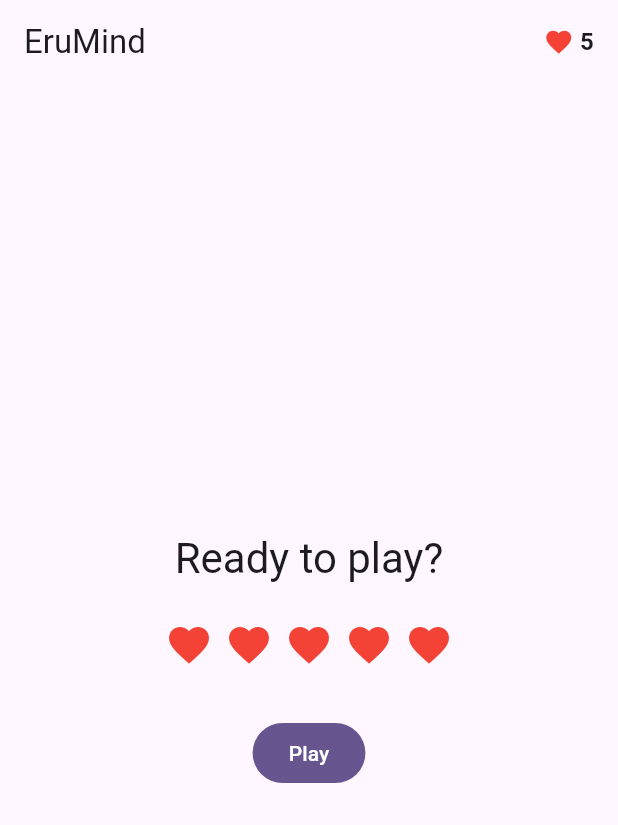
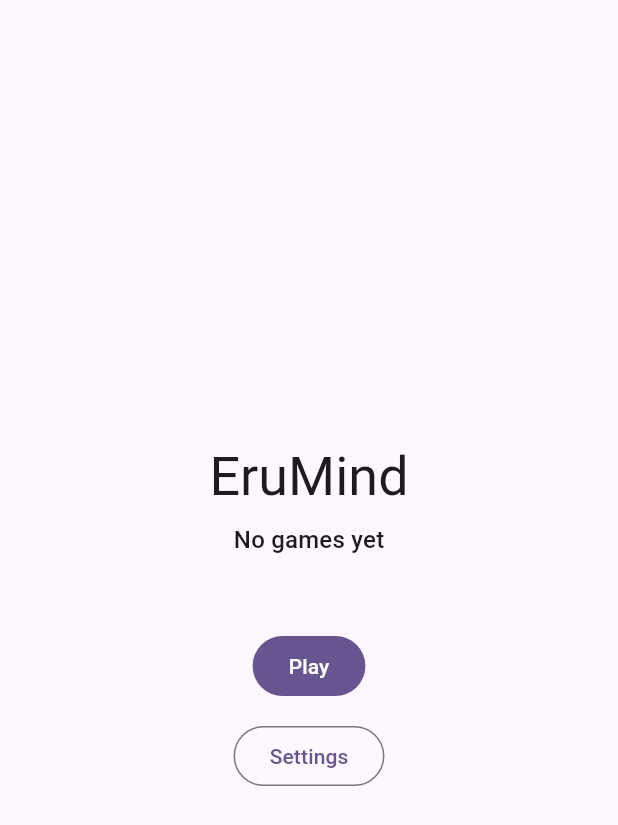
Before and after one commit to MrAtalay/erumind-mobile, a Flutter app: the screen it shows after launch, on a phone screen of 412 x 824 dp. Shown: the top 825 px of the screen. Run offline on Flutter 3.47's test engine with Material 3 defaults, Android fonts, the phone set to English and light mode, and no system bars; our stand-ins replace flutter_riverpod, freezed_annotation, go_router, hive_ce_flutter; accounts and stored records are empty.

Commit message:
Add go_router navigation with a menu and settings shell (Phase 4)
Wire up the previously-unused go_router: the app now opens on a MenuScreen
(title, best score, Play, Settings) and navigates to the game and a
settings placeholder. createAppRouter() builds a fresh GoRouter per app
instance (routers shouldn't be rebuilt in build(), and a fresh one keeps
widget tests isolated); EruMindApp is now a StatefulWidget using
MaterialApp.router.

Tests: game_screen_test pumps GameScreen in isolation (the app no longer
opens straight into it); new menu_screen_test covers menu -> game and
menu -> settings navigation.

Co-Authored-By: Claude Opus 4.8 <noreply@anthropic.com>

```diff
--- a/lib/app.dart
+++ b/lib/app.dart
@@ -1,22 +1,31 @@
 import 'package:flutter/material.dart';
+import 'package:go_router/go_router.dart';
 
+import 'core/router/app_router.dart';
 import 'core/theme/app_theme.dart';
-import 'features/game/presentation/game_screen.dart';
 
 /// Root widget of the app.
 ///
-/// For the Phase 1 vertical slice we go straight to [GameScreen] with a plain
-/// [MaterialApp]. Routing (go_router) and a real menu arrive in Phase 4.
-class EruMindApp extends StatelessWidget {
+/// Stateful so the [GoRouter] is created exactly once per app instance (routers
+/// must not be rebuilt on every `build`); a fresh instance also keeps widget
+/// tests isolated.
+class EruMindApp extends StatefulWidget {
   const EruMindApp({super.key});
 
   @override
+  State<EruMindApp> createState() => _EruMindAppState();
+}
+
+class _EruMindAppState extends State<EruMindApp> {
+  late final GoRouter _router = createAppRouter();
+
+  @override
   Widget build(BuildContext context) {
-    return MaterialApp(
+    return MaterialApp.router(
       title: 'EruMind',
       debugShowCheckedModeBanner: false,
       theme: AppTheme.light(),
-      home: const GameScreen(),
+      routerConfig: _router,
     );
   }
 }
--- /dev/null
+++ b/lib/core/router/app_router.dart
@@ -0,0 +1,24 @@
+import 'package:go_router/go_router.dart';
+
+import '../../features/game/presentation/game_screen.dart';
+import '../../features/menu/presentation/menu_screen.dart';
+import '../../features/settings/presentation/settings_screen.dart';
+
+/// Builds a fresh [GoRouter] for the app.
+///
+/// A factory (not a global) so each app instance — including each widget test —
+/// starts from a clean navigation stack at '/'.
+///
+/// Top-level routes are pushed (`context.push`) so child screens get an app-bar
+/// back button automatically.
+GoRouter createAppRouter() => GoRouter(
+      initialLocation: '/',
+      routes: [
+        GoRoute(path: '/', builder: (context, state) => const MenuScreen()),
+        GoRoute(path: '/game', builder: (context, state) => const GameScreen()),
+        GoRoute(
+          path: '/settings',
+          builder: (context, state) => const SettingsScreen(),
+        ),
+      ],
+    );
--- /dev/null
+++ b/lib/features/menu/presentation/menu_screen.dart
@@ -0,0 +1,50 @@
+import 'package:flutter/material.dart';
+import 'package:flutter_riverpod/flutter_riverpod.dart';
+import 'package:go_router/go_router.dart';
+
+import '../../../services/storage_service.dart';
+
+/// App home: title, best score, and entry points into the game and settings.
+///
+/// The lives-gated lobby lives inside [GameScreen]; this menu just navigates
+/// there. Rebuilt on every return (pop), so the best score stays current.
+class MenuScreen extends ConsumerWidget {
+  const MenuScreen({super.key});
+
+  @override
+  Widget build(BuildContext context, WidgetRef ref) {
+    final theme = Theme.of(context);
+    final bestScore = ref.watch(storageServiceProvider).bestScore;
+
+    return Scaffold(
+      body: SafeArea(
+        child: Center(
+          child: Padding(
+            padding: const EdgeInsets.all(24),
+            child: Column(
+              mainAxisSize: MainAxisSize.min,
+              children: [
+                Text('EruMind', style: theme.textTheme.displaySmall),
+                const SizedBox(height: 8),
+                Text(
+                  bestScore > 0 ? 'Best: $bestScore points' : 'No games yet',
+                  style: theme.textTheme.titleMedium,
+                ),
+                const SizedBox(height: 48),
+                FilledButton(
+                  onPressed: () => context.push('/game'),
+                  child: const Text('Play'),
+                ),
+                const SizedBox(height: 12),
+                OutlinedButton(
+                  onPressed: () => context.push('/settings'),
+                  child: const Text('Settings'),
+                ),
+              ],
+            ),
+          ),
+        ),
+      ),
+    );
+  }
+}
```
Also changed, not shown: lib/features/settings/presentation/settings_screen.dart (added, +26 -0 lines), 2 other files.
